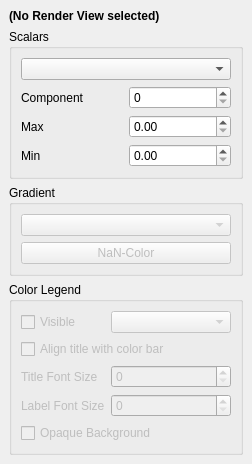
This is gui/widgets/ColorMappingChooser.ui in kateyy/geohazardvis as Qt 5 draws it before an edit. The edited form follows.
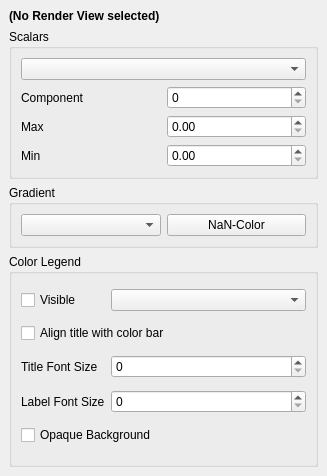
This is the edited form.

Commit message: simplify ColorMappingChooser layout

```diff
--- a/gui/widgets/ColorMappingChooser.ui
+++ b/gui/widgets/ColorMappingChooser.ui
@@ -6,27 +6,15 @@
    <rect>
     <x>0</x>
     <y>0</y>
-    <width>252</width>
-    <height>435</height>
+    <width>327</width>
+    <height>476</height>
    </rect>
   </property>
-  <property name="sizePolicy">
-   <sizepolicy hsizetype="Preferred" vsizetype="Fixed">
-    <horstretch>0</horstretch>
-    <verstretch>0</verstretch>
-   </sizepolicy>
-  </property>
   <property name="windowTitle">
    <string>Color Mapping</string>
   </property>
   <widget class="QWidget" name="content">
-   <property name="sizePolicy">
-    <sizepolicy hsizetype="Preferred" vsizetype="Fixed">
-     <horstretch>0</horstretch>
-     <verstretch>0</verstretch>
-    </sizepolicy>
-   </property>
-   <layout class="QVBoxLayout" name="mainLayout">
+   <layout class="QVBoxLayout" name="verticalLayout_2">
     <item>
      <widget class="QLabel" name="relatedRenderView">
       <property name="text">
@@ -45,62 +33,44 @@
       <property name="alignment">
        <set>Qt::AlignLeading|Qt::AlignLeft|Qt::AlignTop</set>
       </property>
-      <layout class="QVBoxLayout" name="verticalLayout">
-       <item>
-        <widget class="QComboBox" name="scalarsComboBox"/>
-       </item>
-       <item>
-        <widget class="QWidget" name="widget">
          <layout class="QGridLayout" name="gridLayout">
-          <property name="leftMargin">
-           <number>0</number>
-          </property>
-          <property name="topMargin">
-           <number>0</number>
-          </property>
-          <property name="rightMargin">
-           <number>0</number>
-          </property>
-          <property name="bottomMargin">
-           <number>0</number>
-          </property>
-          <item row="2" column="1">
-           <widget class="QDoubleSpinBox" name="minValueSpinBox"/>
-          </item>
-          <item row="0" column="1">
-           <widget class="QSpinBox" name="componentSpinBox"/>
-          </item>
-          <item row="2" column="0">
-           <widget class="QLabel" name="minLabel">
-            <property name="text">
-             <string>Min</string>
-            </property>
-           </widget>
-          </item>
-          <item row="0" column="0">
+       <item row="1" column="0">
            <widget class="QLabel" name="componentLabel">
             <property name="text">
              <string>Component</string>
             </property>
            </widget>
           </item>
-          <item row="1" column="0">
+       <item row="1" column="1">
+        <widget class="QSpinBox" name="componentSpinBox"/>
+       </item>
+       <item row="2" column="0">
            <widget class="QLabel" name="maxLabel">
             <property name="text">
              <string>Max</string>
             </property>
            </widget>
           </item>
-          <item row="1" column="1">
+       <item row="2" column="1">
            <widget class="QDoubleSpinBox" name="maxValueSpinBox">
             <property name="value">
              <double>0.000000000000000</double>
             </property>
            </widget>
           </item>
-         </layout>
+       <item row="3" column="0">
+        <widget class="QLabel" name="minLabel">
+         <property name="text">
+          <string>Min</string>
+         </property>
         </widget>
        </item>
+       <item row="3" column="1">
+        <widget class="QDoubleSpinBox" name="minValueSpinBox"/>
+       </item>
+       <item row="0" column="0" colspan="2">
+        <widget class="QComboBox" name="scalarsComboBox"/>
+       </item>
       </layout>
      </widget>
     </item>
@@ -112,29 +82,11 @@
       <property name="title">
        <string>Gradient</string>
       </property>
-      <layout class="QVBoxLayout" name="gradientGroupLayout">
-       <item>
-        <widget class="QWidget" name="gradientGroupBoxContents">
-         <property name="enabled">
-          <bool>false</bool>
-         </property>
-         <layout class="QVBoxLayout" name="verticalLayout_2">
-          <property name="leftMargin">
-           <number>0</number>
-          </property>
-          <property name="topMargin">
-           <number>0</number>
-          </property>
-          <property name="rightMargin">
-           <number>0</number>
-          </property>
-          <property name="bottomMargin">
-           <number>0</number>
-          </property>
-          <item>
+      <layout class="QGridLayout" name="gridLayout_3">
+       <item row="0" column="0">
            <widget class="QComboBox" name="gradientComboBox"/>
           </item>
-          <item>
+       <item row="0" column="1">
            <widget class="QPushButton" name="nanColorButton">
             <property name="text">
              <string>NaN-Color</string>
@@ -144,46 +96,31 @@
          </layout>
         </widget>
        </item>
-      </layout>
-     </widget>
-    </item>
     <item>
      <widget class="QGroupBox" name="legendGroupBox">
       <property name="enabled">
        <bool>true</bool>
       </property>
+      <property name="sizePolicy">
+       <sizepolicy hsizetype="Preferred" vsizetype="Expanding">
+        <horstretch>0</horstretch>
+        <verstretch>0</verstretch>
+       </sizepolicy>
+      </property>
       <property name="title">
        <string>Color Legend</string>
       </property>
-      <layout class="QGridLayout" name="gridLayout_3">
-       <property name="spacing">
-        <number>0</number>
-       </property>
-       <item row="7" column="0">
-        <widget class="QWidget" name="legendGroupBoxContents">
-         <property name="enabled">
-          <bool>false</bool>
-         </property>
          <layout class="QGridLayout" name="gridLayout_2">
-          <property name="leftMargin">
-           <number>0</number>
-          </property>
-          <property name="topMargin">
-           <number>0</number>
-          </property>
-          <property name="rightMargin">
-           <number>0</number>
-          </property>
-          <property name="bottomMargin">
-           <number>0</number>
-          </property>
-          <item row="0" column="0">
-           <widget class="QCheckBox" name="colorLegendCheckBox">
+       <item row="4" column="0" colspan="2">
+        <widget class="QCheckBox" name="legendBackgroundCheckBox">
             <property name="text">
-             <string>Visible</string>
+          <string>Opaque Background</string>
             </property>
            </widget>
           </item>
+       <item row="2" column="1">
+        <widget class="QSpinBox" name="legendTitleFontSize"/>
+       </item>
           <item row="0" column="1">
            <widget class="QComboBox" name="legendPositionComboBox">
             <property name="sizePolicy">
@@ -194,19 +131,6 @@
             </property>
            </widget>
           </item>
-          <item row="1" column="0" colspan="2">
-           <widget class="QCheckBox" name="legendAlignTitleCheckBox">
-            <property name="sizePolicy">
-             <sizepolicy hsizetype="Minimum" vsizetype="Fixed">
-              <horstretch>0</horstretch>
-              <verstretch>0</verstretch>
-             </sizepolicy>
-            </property>
-            <property name="text">
-             <string>Align title with color bar</string>
-            </property>
-           </widget>
-          </item>
           <item row="2" column="0">
            <widget class="QLabel" name="label_2">
             <property name="text">
@@ -214,9 +138,6 @@
             </property>
            </widget>
           </item>
-          <item row="2" column="1">
-           <widget class="QSpinBox" name="legendTitleFontSize"/>
-          </item>
           <item row="3" column="0">
            <widget class="QLabel" name="label">
             <property name="text">
@@ -224,17 +145,27 @@
             </property>
            </widget>
           </item>
+       <item row="1" column="0" colspan="2">
+        <widget class="QCheckBox" name="legendAlignTitleCheckBox">
+         <property name="sizePolicy">
+          <sizepolicy hsizetype="Minimum" vsizetype="Fixed">
+           <horstretch>0</horstretch>
+           <verstretch>0</verstretch>
+          </sizepolicy>
+         </property>
+         <property name="text">
+          <string>Align title with color bar</string>
+         </property>
+        </widget>
+       </item>
           <item row="3" column="1">
            <widget class="QSpinBox" name="legendLabelFontSize"/>
           </item>
-          <item row="4" column="0" colspan="2">
-           <widget class="QCheckBox" name="legendBackgroundCheckBox">
+       <item row="0" column="0">
+        <widget class="QCheckBox" name="colorLegendCheckBox">
             <property name="text">
-             <string>Opaque Background</string>
-            </property>
-           </widget>
-          </item>
-         </layout>
+          <string>Visible</string>
+         </property>
         </widget>
        </item>
       </layout>
```
Lines whose indentation alone changed are shown as unchanged. The commit also changes 1 other file.
